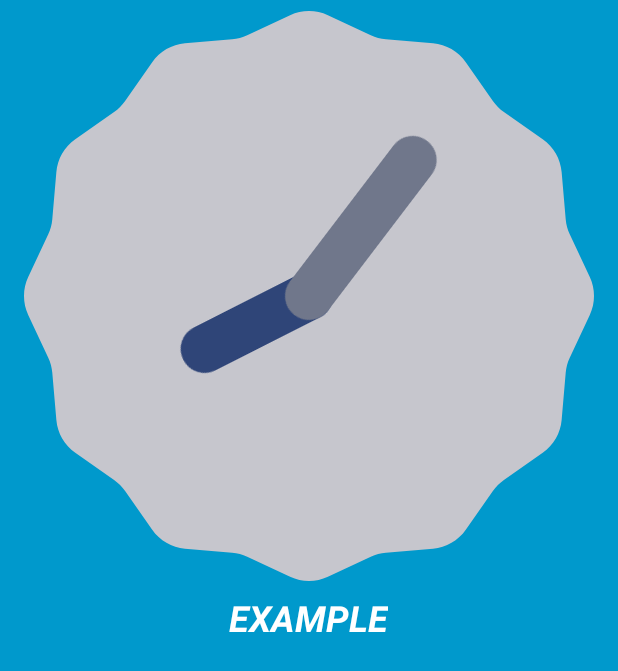
After one commit to AIRAT1/Android2DZ5, an Android app: the layout new_app_widget.xml on its own in the app's theme, with its tools: preview values and no code run, on a phone screen of 412 x 824 dp. The commit adds this screen. Shown: the top 671 px of the screen. Run offline under Robolectric (Android 15) with nearby library versions, the phone set to English and light mode, and no system bars.

Commit message:
create NewAppWidget class

```diff
--- /dev/null
+++ b/app/src/main/res/layout/new_app_widget.xml
@@ -0,0 +1,28 @@
+<RelativeLayout xmlns:android="http://schemas.android.com/apk/res/android"
+    android:layout_width="match_parent"
+    android:layout_height="match_parent"
+    android:background="#09C"
+    android:padding="@dimen/widget_margin">
+
+    <TextView
+        android:id="@+id/appwidget_text"
+        android:layout_width="wrap_content"
+        android:layout_height="wrap_content"
+        android:layout_centerHorizontal="true"
+        android:layout_centerVertical="true"
+        android:layout_margin="8dp"
+        android:background="#09C"
+        android:contentDescription="@string/appwidget_text"
+        android:text="@string/appwidget_text"
+        android:textColor="#ffffff"
+        android:textSize="24sp"
+        android:textStyle="bold|italic" />
+
+    <AnalogClock
+        android:layout_width="wrap_content"
+        android:layout_height="wrap_content"
+        android:id="@+id/analogClock"
+        android:layout_above="@+id/appwidget_text"
+        android:layout_centerHorizontal="true" />
+
+</RelativeLayout>
--- a/app/src/main/res/values/dimens.xml
+++ b/app/src/main/res/values/dimens.xml
@@ -3,4 +3,10 @@
     <dimen name="activity_horizontal_margin">16dp</dimen>
     <dimen name="activity_vertical_margin">16dp</dimen>
     <dimen name="fab_margin">16dp</dimen>
+
+    <!--
+Refer to App Widget Documentation for margin information
+http://developer.android.com/guide/topics/appwidgets/index.html#CreatingLayout
+    -->
+    <dimen name="widget_margin">8dp</dimen>
 </resources>
--- a/app/src/main/res/values/strings.xml
+++ b/app/src/main/res/values/strings.xml
@@ -1,4 +1,6 @@
 <resources>
     <string name="app_name">Android2DZ5</string>
     <string name="action_settings">Settings</string>
+    <string name="appwidget_text">EXAMPLE</string>
+    <string name="add_widget">Add widget</string>
 </resources>
```
Also changed, not shown: app/src/main/AndroidManifest.xml (+12 -1 lines), app/src/main/java/de/android/android2dz5/NewAppWidget.java (added, +42 -0 lines), app/src/main/res/values-v14/dimens.xml (added, +10 -0 lines), app/src/main/res/xml/new_app_widget_info.xml (added, +10 -0 lines), app/src/main/res/drawable-nodpi/example_appwidget_preview.png (added).
